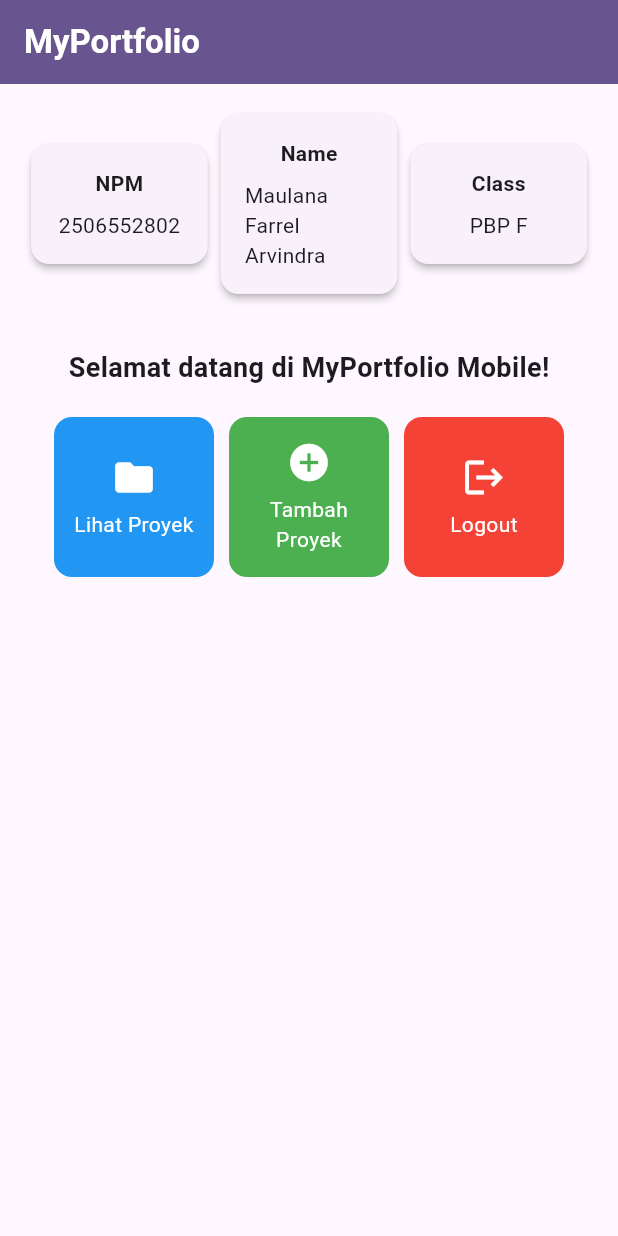
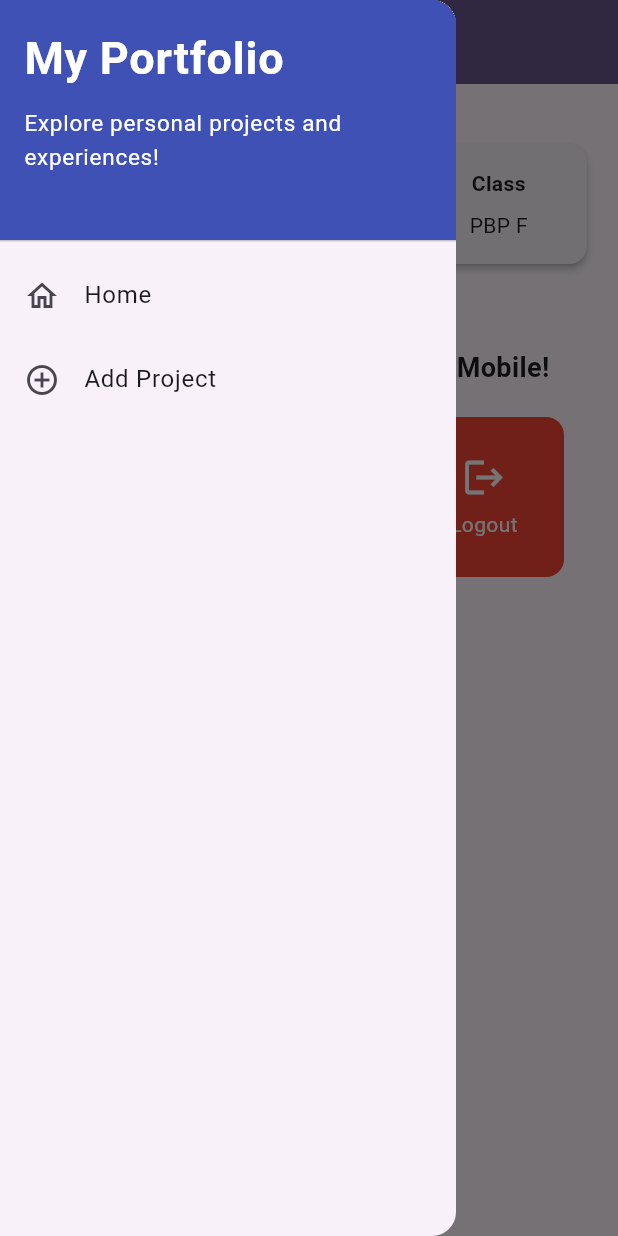
Before and after one commit to farrel-arvindra/myportofolio_mobile, a Flutter app: the screen it shows after launch, with the side drawer open (before the commit the screen has no drawer), on a phone screen of 412 x 824 dp. Run offline on Flutter 3.47's test engine with Material 3 defaults, Android fonts, the phone set to English and light mode, and no system bars; our stand-ins replace material_ui.

Commit message:
Complete Tutorial 09: Navigation, Layouts, Forms, and Input Elements

```diff
--- a/lib/main.dart
+++ b/lib/main.dart
@@ -1,5 +1,5 @@
-import 'package:flutter/material.dart';
-import 'package:myportofolio_mobile/menu.dart';
+import 'package:material_ui/material_ui.dart';
+import 'package:myportofolio_mobile/screens/menu.dart';
 
 void main() {
   runApp(const MyApp());
--- a/lib/menu.dart
+++ b/lib/screens/menu.dart
@@ -1,4 +1,6 @@
-import 'package:flutter/material.dart';
+import 'package:material_ui/material_ui.dart';
+import 'package:myportofolio_mobile/widgets/left_drawer.dart';
+import 'package:myportofolio_mobile/widgets/project_card.dart';
 
 class MyHomePage extends StatelessWidget {
   MyHomePage({super.key});
@@ -8,12 +10,12 @@ class MyHomePage extends StatelessWidget {
   final String kelas = "PBP F";
 
   final List<ItemHomepage> items = [
-  ItemHomepage("Lihat Proyek", Icons.folder, Colors.blue),
-  ItemHomepage("Tambah Proyek", Icons.add_circle, Colors.green),
-  ItemHomepage("Logout", Icons.logout, Colors.red),
-];
+    ItemHomepage("Lihat Proyek", Icons.folder, Colors.blue),
+    ItemHomepage("Tambah Proyek", Icons.add_circle, Colors.green),
+    ItemHomepage("Logout", Icons.logout, Colors.red),
+  ];
 
-    @override
+  @override
   Widget build(BuildContext context) {
     // Scaffold menyediakan struktur visual dasar halaman (AppBar, Body, SnackBar).
     return Scaffold(
@@ -27,7 +29,9 @@ class MyHomePage extends StatelessWidget {
           ),
         ),
         backgroundColor: Theme.of(context).colorScheme.primary,
+        iconTheme: const IconThemeData(color: Colors.white),
       ),
+      drawer: const LeftDrawer(),
       // Body halaman utama dengan padding di sekelilingnya.
       body: Padding(
         padding: const EdgeInsets.all(16.0),
@@ -123,50 +127,3 @@ class ItemHomepage {
 
   ItemHomepage(this.name, this.icon, this.color);
 }
-
-class ItemCard extends StatelessWidget {
-  final ItemHomepage item;
-
-  const ItemCard(this.item, {super.key});
-
-  @override
-  Widget build(BuildContext context) {
-    return Material(
-      // Menggunakan warna sekunder dari skema tema aplikasi.
-      color: item.color,
-      borderRadius: BorderRadius.circular(12),
-      child: InkWell(
-        // Aksi ketika kartu ditekan oleh pengguna.
-        onTap: () {
-          // Menampilkan SnackBar dengan pesan interaktif.
-          ScaffoldMessenger.of(context)
-            ..hideCurrentSnackBar()
-            ..showSnackBar(
-              SnackBar(content: Text("Kamu telah menekan tombol ${item.name}!"))
-            );
-        },
-        child: Container(
-          padding: const EdgeInsets.all(8),
-          child: Center(
-            child: Column(
-              mainAxisAlignment: MainAxisAlignment.center,
-              children: [
-                Icon(
-                  item.icon,
-                  color: Colors.white,
-                  size: 30.0,
-                ),
-                const Padding(padding: EdgeInsets.all(3)),
-                Text(
-                  item.name,
-                  textAlign: TextAlign.center,
-                  style: const TextStyle(color: Colors.white),
-                ),
-              ],
-            ),
-          ),
-        ),
-      ),
-    );
-  }
-}
--- /dev/null
+++ b/lib/widgets/left_drawer.dart
@@ -0,0 +1,69 @@
+import 'package:material_ui/material_ui.dart';
+import 'package:myportofolio_mobile/screens/menu.dart';
+import 'package:myportofolio_mobile/screens/project_form.dart';
+
+class LeftDrawer extends StatelessWidget {
+  const LeftDrawer({super.key});
+
+  @override
+  Widget build(BuildContext context) {
+    return Drawer(
+      child: ListView(
+        children: [
+          const DrawerHeader(
+            decoration: BoxDecoration(
+              color: Colors.indigo,
+            ),
+            child: Column(
+              crossAxisAlignment: CrossAxisAlignment.start,
+              children: [
+                Text(
+                  'My Portfolio',
+                  style: TextStyle(
+                    fontSize: 30,
+                    fontWeight: FontWeight.bold,
+                    color: Colors.white,
+                  ),
+                ),
+                SizedBox(height: 10),
+                Text(
+                  'Explore personal projects and experiences!',
+                  style: TextStyle(
+                    fontSize: 15,
+                    color: Colors.white,
+                  ),
+                ),
+              ],
+            ),
+          ),
+          ListTile(
+            leading: const Icon(Icons.home_outlined),
+            title: const Text('Home'),
+            // Navigasi ke halaman utama portofolio
+            onTap: () {
+              Navigator.pushReplacement(
+                context,
+                MaterialPageRoute(
+                  builder: (context) => MyHomePage(),
+                ),
+              );
+            },
+          ),
+          ListTile(
+            leading: const Icon(Icons.add_circle_outline),
+            title: const Text('Add Project'),
+            // Navigasi ke halaman tambah proyek
+            onTap: () {
+              Navigator.pushReplacement(
+                context,
+                MaterialPageRoute(
+                  builder: (context) => const ProjectFormPage(),
+                ),
+              );
+            },
+          ),
+        ],
+      ),
+    );
+  }
+}
--- /dev/null
+++ b/lib/widgets/project_card.dart
@@ -0,0 +1,62 @@
+import 'package:material_ui/material_ui.dart';
+import 'package:myportofolio_mobile/screens/menu.dart';
+import 'package:myportofolio_mobile/screens/project_form.dart';
+
+class ItemCard extends StatelessWidget {
+  final ItemHomepage item;
+
+  const ItemCard(this.item, {super.key});
+
+  @override
+  Widget build(BuildContext context) {
+    return Material(
+      // Menggunakan warna sekunder dari skema tema aplikasi.
+      color: item.color,
+      borderRadius: BorderRadius.circular(12),
+      child: InkWell(
+        // Area responsif terhadap sentuhan
+        onTap: () {
+          // Memunculkan SnackBar ketika diklik
+          ScaffoldMessenger.of(context)
+            ..hideCurrentSnackBar()
+            ..showSnackBar(
+              SnackBar(
+                content: Text("Kamu telah menekan tombol ${item.name}!"),
+              ),
+            );
+
+          // Navigate ke halaman yang sesuai
+          if (item.name == "Tambah Proyek") {
+            Navigator.push(
+              context,
+              MaterialPageRoute(
+                builder: (context) => const ProjectFormPage(),
+              ),
+            );
+          }
+        },
+        child: Container(
+          padding: const EdgeInsets.all(8),
+          child: Center(
+            child: Column(
+              mainAxisAlignment: MainAxisAlignment.center,
+              children: [
+                Icon(
+                  item.icon,
+                  color: Colors.white,
+                  size: 30.0,
+                ),
+                const Padding(padding: EdgeInsets.all(3)),
+                Text(
+                  item.name,
+                  textAlign: TextAlign.center,
+                  style: const TextStyle(color: Colors.white),
+                ),
+              ],
+            ),
+          ),
+        ),
+      ),
+    );
+  }
+}
--- a/pubspec.yaml
+++ b/pubspec.yaml
@@ -34,6 +34,7 @@ dependencies:
   # The following adds the Cupertino Icons font to your application.
   # Use with the CupertinoIcons class for iOS style icons.
   cupertino_icons: ^1.0.8
+  material_ui: ^1.11.1
 
 dev_dependencies:
   flutter_test:
```
Also changed, not shown: lib/screens/project_form.dart (added, +217 -0 lines), pubspec.lock.
